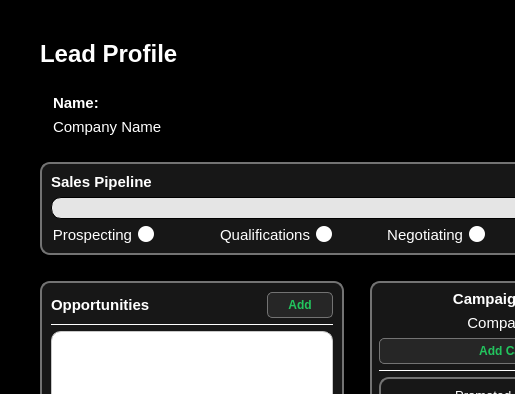
The window that CRM/views/ui/leads_profile.ui (ImGaby123/SalesOptimizer-CRM) describes before a commit, drawn with Qt 5; both pictures show x 0 to 515 and y 0 to 394 of the 1101 by 975 pixel window.
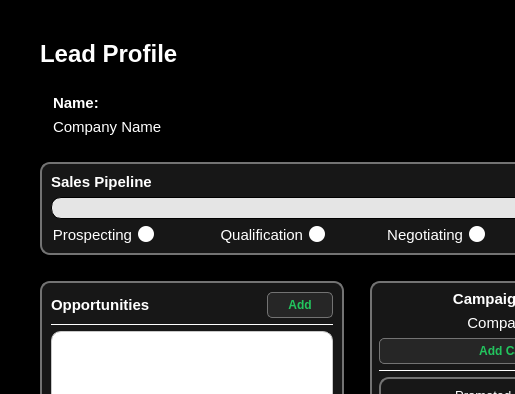
The same window after the commit. Icons and pictures are not drawn.

Commit message: opportunity_status setting and visualization indicator done

The edit to the form file:
```diff
--- a/CRM/views/ui/leads_profile.ui
+++ b/CRM/views/ui/leads_profile.ui
@@ -368,7 +368,7 @@
 </string>
                    </property>
                    <property name="text">
-                    <string>Qualifications</string>
+                    <string>Qualification</string>
                    </property>
                    <property name="checkable">
                     <bool>true</bool>
```
Left out of the diff: 8 changed lines with no effect on the pictures. The commit also changes 1 other file.
